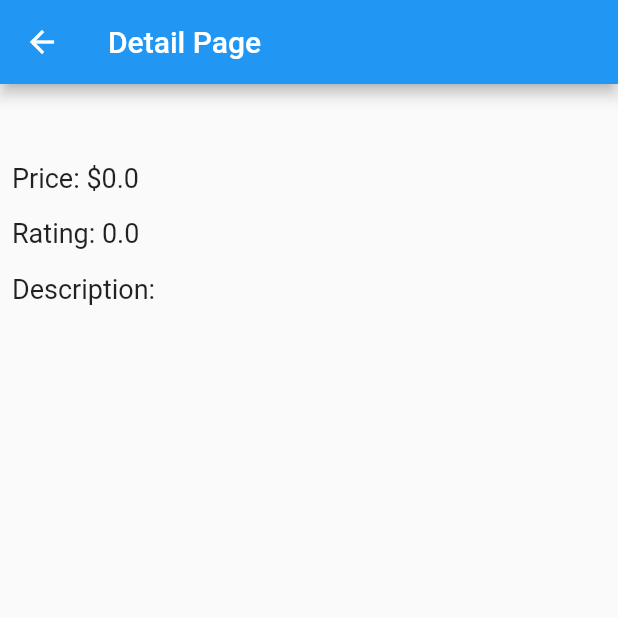
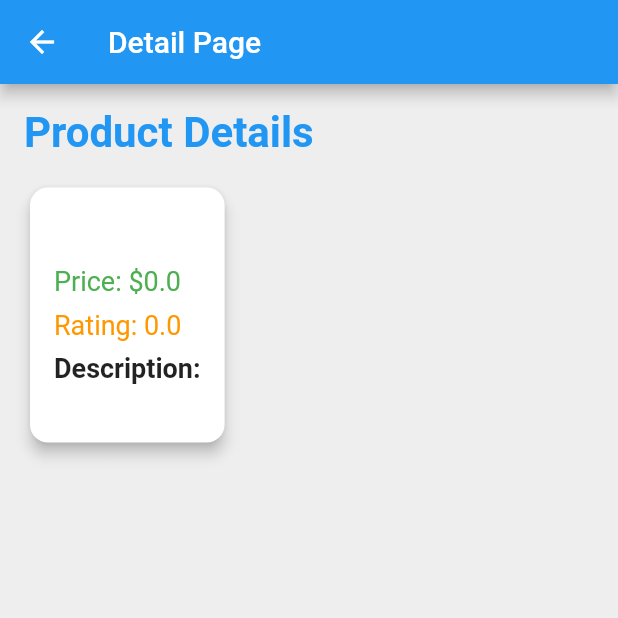
Before and after one commit to samadhiudara/Flutter_Task, a Flutter app: the DetailPage screen opened directly with empty values, on a phone screen of 412 x 824 dp, the top half of it. Run offline on Flutter 3.47's test engine with Material 2 defaults, Android fonts, the phone set to English and light mode, and no system bars; network calls fail.

Commit message:
Add Styles

```diff
--- a/lib/main.dart
+++ b/lib/main.dart
@@ -54,15 +54,40 @@ class _HomePageState extends State<HomePage> {
   Widget build(BuildContext context) {
     return Scaffold(
       appBar: AppBar(
-        title: Text('Home Page'),
+        title: Text('Product App'),
       ),
-      body: products.isEmpty
+      backgroundColor: Colors.white, // Set background color here
+      body: Column(
+        crossAxisAlignment: CrossAxisAlignment.start,
+        children: [
+          SizedBox(height: 20.0),
+          Padding(
+            padding: const EdgeInsets.symmetric(horizontal: 16.0),
+            child: Text(
+              'Welcome to the Product App',
+              style: TextStyle(fontSize: 24, fontWeight: FontWeight.bold),
+            ),
+          ),
+          Padding(
+            padding: const EdgeInsets.symmetric(horizontal: 16.0),
+            child: Text(
+              'Browse our collection of products',
+              style: TextStyle(fontSize: 16),
+            ),
+          ),
+          SizedBox(height: 20.0),
+          Expanded(
+            child: products.isEmpty
                 ? Center(child: CircularProgressIndicator())
                 : ListView.builder(
               itemCount: products.length,
               itemBuilder: (context, index) {
                 final product = products[index];
-          return ListTile(
+                return Card(
+                  margin: EdgeInsets.all(8.0),
+                  elevation: 4.0,
+                  child: ListTile(
+                    contentPadding: EdgeInsets.all(8.0),
                     leading: Container(
                       width: 100, // Fixed width
                       height: 100, // Fixed height
@@ -71,8 +96,18 @@ class _HomePageState extends State<HomePage> {
                         fit: BoxFit.cover, // Adjust this according to your needs
                       ),
                     ),
-            title: Text(product.title),
-            subtitle: Text('\$${product.price} - ${product.brand}'),
+                    title: Text(
+                      product.title,
+                      style: TextStyle(fontWeight: FontWeight.bold),
+                    ),
+                    subtitle: Column(
+                      crossAxisAlignment: CrossAxisAlignment.start,
+                      children: [
+                        SizedBox(height: 4.0),
+                        Text('\$${product.price}', style: TextStyle(fontWeight: FontWeight.bold)),
+                        Text(product.brand),
+                      ],
+                    ),
                     onTap: () {
                       Navigator.push(
                         context,
@@ -81,8 +116,12 @@ class _HomePageState extends State<HomePage> {
                         ),
                       );
                     },
+                  ),
                 );
               },
+            ),
+          ),
+        ],
       ),
     );
   }
@@ -99,55 +138,76 @@ class DetailPage extends StatelessWidget {
       appBar: AppBar(
         title: Text('Detail Page'),
       ),
-      body: Column(
+      backgroundColor: Colors.grey[200], // Set background color to gray
+      body: SingleChildScrollView(
+        padding: EdgeInsets.all(16.0),
+        child: Column(
           crossAxisAlignment: CrossAxisAlignment.start,
           children: [
-          Padding(
-            padding: const EdgeInsets.all(8.0),
-            child: Text(
+            Text(
+              'Product Details', // Add topic
+              style: TextStyle(fontSize: 28, fontWeight: FontWeight.bold, color: Colors.blue),
+            ),
+            SizedBox(height: 16.0),
+            Card(
+              elevation: 4.0,
+              shape: RoundedRectangleBorder(
+                borderRadius: BorderRadius.circular(12.0),
+              ),
+              child: Padding(
+                padding: EdgeInsets.all(16.0),
+                child: Column(
+                  crossAxisAlignment: CrossAxisAlignment.start,
+                  children: [
+                    Text(
                       product.title,
                       style: TextStyle(fontSize: 24, fontWeight: FontWeight.bold),
                     ),
+                    SizedBox(height: 8.0),
+                    Text(
+                      'Price: \$${product.price}',
+                      style: TextStyle(fontSize: 18, color: Colors.green),
                     ),
-          Padding(
-            padding: const EdgeInsets.all(8.0),
-            child: Text(
-              'Price: \$${product.price}',
-              style: TextStyle(fontSize: 18),
+                    SizedBox(height: 8.0),
+                    Text(
+                      'Rating: ${product.rating}',
+                      style: TextStyle(fontSize: 18, color: Colors.orange),
+                    ),
+                    SizedBox(height: 8.0),
+                    Text(
+                      'Description:',
+                      style: TextStyle(fontSize: 18, fontWeight: FontWeight.bold),
+                    ),
+                    SizedBox(height: 4.0),
+                    Text(
+                      product.description,
+                      style: TextStyle(fontSize: 16),
+                    ),
+                  ],
                 ),
               ),
-          Padding(
-            padding: const EdgeInsets.all(8.0),
-            child: Text(
-              'Rating: ${product.rating}',
-              style: TextStyle(fontSize: 18),
             ),
-          ),
-          Padding(
-            padding: const EdgeInsets.all(8.0),
-            child: Text(
-              'Description: ${product.description}',
-              style: TextStyle(fontSize: 18),
-            ),
-          ),
-          Expanded(
-            child: ListView.builder(
+            SizedBox(height: 16.0),
+            SingleChildScrollView(
               scrollDirection: Axis.horizontal,
-              itemCount: product.images.length,
-              itemBuilder: (context, index) {
-                return Padding(
+              child: Row(
+                children: product.images
+                    .map(
+                      (image) => Padding(
                     padding: const EdgeInsets.all(8.0),
                     child: Image.network(
-                    product.images[index],
+                      image,
                       width: 200,
                       height: 200,
                       fit: BoxFit.cover,
                     ),
-                );
-              },
+                  ),
+                )
+                    .toList(),
               ),
             ),
           ],
+        ),
       ),
     );
   }
--- a/pubspec.yaml
+++ b/pubspec.yaml
@@ -38,6 +38,7 @@ dependencies:
   # Use with the CupertinoIcons class for iOS style icons.
   cupertino_icons: ^1.0.2
   firebase_core: ^2.8.0
+
 
 dev_dependencies:
   flutter_test:
```
Lines whose indentation alone changed are shown as unchanged.
